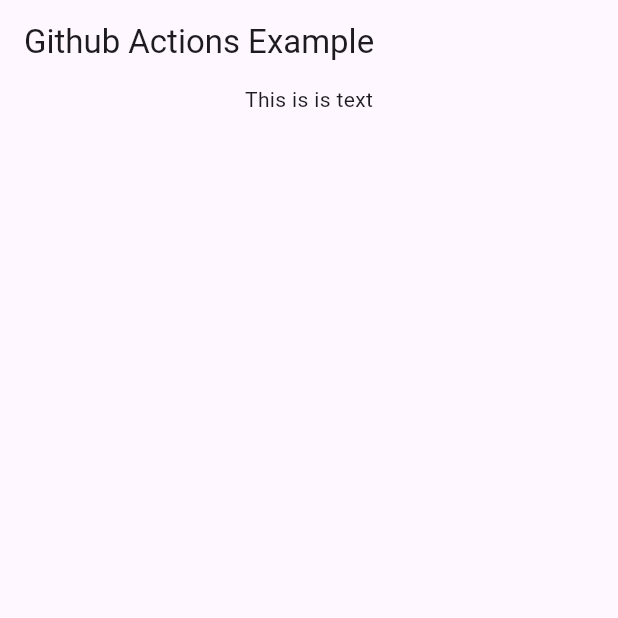
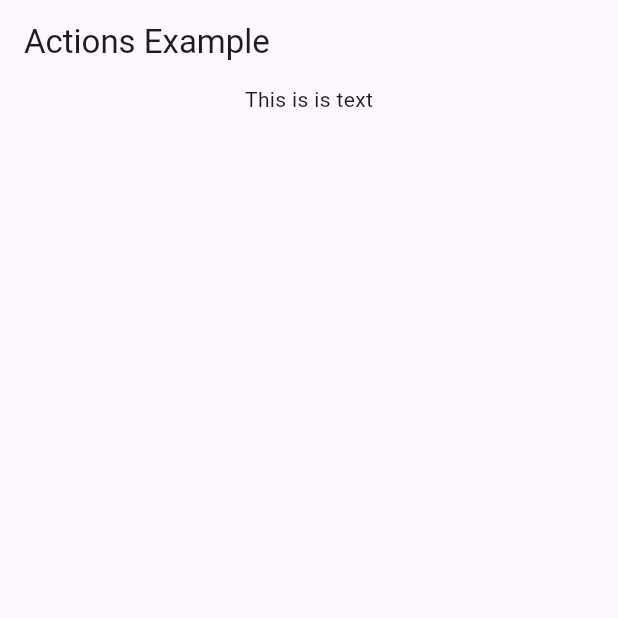
Before and after one commit to techyNouman/github_actions_example, a Flutter app: the screen it shows after launch, on a phone screen of 412 x 824 dp, the top half of it. Run offline on Flutter 3.47's test engine with Material 3 defaults, Android fonts, the phone set to English and light mode, and no system bars.

Commit message:
create release build 2

```diff
--- a/lib/home.dart
+++ b/lib/home.dart
@@ -12,11 +12,10 @@ class _HomeState extends State<Home> {
   Widget build(BuildContext context) {
     return Scaffold(
       appBar: AppBar(
-        title: const Text('Github Actions Example'),
+        title: const Text('Actions Example'),
       ),
       body: const Column(
         children: [
-
           Center(
             child: Text("This is is text"),
           )
```
